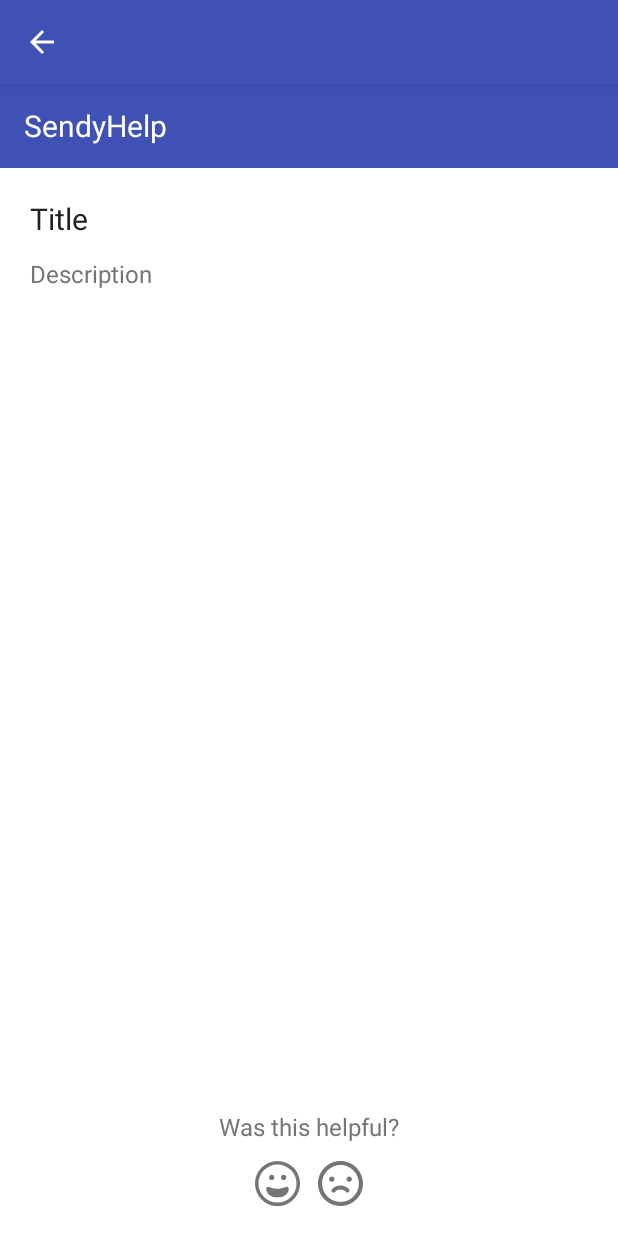
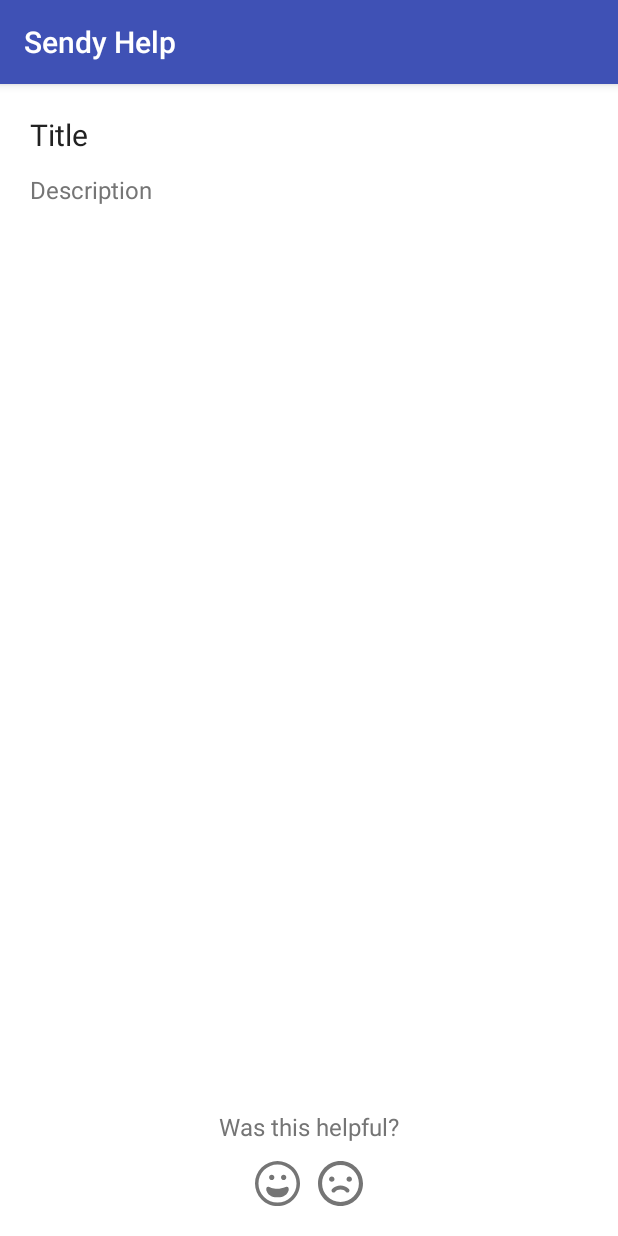
Before and after one commit to Sendyers/mara_help, an Android app: the Article screen opened directly, with no data from a screen before it, on a phone screen of 412 x 824 dp. Run offline under Robolectric (Android 15) with nearby library versions, the phone set to English and light mode, and no system bars; our stand-ins replace Volley; pictures from the network do not load; 7 statements that could not run were skipped.

Commit message:
Linking To Project
Add linking library to a sample project

Signed-off-by: Ian Wambai <ianwambai@gmail.com>

```diff
--- a/library/src/main/AndroidManifest.xml
+++ b/library/src/main/AndroidManifest.xml
@@ -9,7 +9,7 @@
         android:theme="@style/AppTheme">
 
         <activity
-            android:name=".activities.Help"
+            android:name=".activities.SendyHelp"
             android:label="@string/app_name">
         </activity>
         <activity
--- a/library/src/main/res/layout/article_view.xml
+++ b/library/src/main/res/layout/article_view.xml
@@ -1,41 +1,14 @@
 <?xml version="1.0" encoding="utf-8"?>
 <RelativeLayout xmlns:android="http://schemas.android.com/apk/res/android"
-    xmlns:app="http://schemas.android.com/apk/res-auto"
     android:layout_width="match_parent"
     android:layout_height="match_parent"
     android:background="@color/colorBackground"
     android:orientation="vertical">
 
-    <LinearLayout
-        android:id="@+id/llToolbar"
-        android:layout_width="match_parent"
-        android:layout_height="wrap_content"
-        android:layout_gravity="center"
-        android:orientation="vertical">
-
-        <android.support.v7.widget.Toolbar
-            android:id="@+id/toolbar"
-            android:layout_width="match_parent"
-            android:layout_height="wrap_content"
-            android:background="@color/colorPrimary"
-            app:layout_scrollFlags="scroll|exitUntilCollapsed"
-            app:theme="@style/toolBarStyle">
-
-            <TextView
-                android:id="@+id/tvToolbarText"
-                android:layout_width="wrap_content"
-                android:layout_height="wrap_content"
-                android:text="@string/app_name"
-                android:textColor="#fff"
-                android:textSize="20dp" />
-        </android.support.v7.widget.Toolbar>
-    </LinearLayout>
-
     <ScrollView
         android:id="@+id/svArticle"
         android:layout_width="match_parent"
-        android:layout_height="wrap_content"
-        android:layout_below="@id/llToolbar">
+        android:layout_height="wrap_content">
 
         <LinearLayout
             android:layout_width="match_parent"
--- a/library/src/main/res/layout/main_activity.xml
+++ b/library/src/main/res/layout/main_activity.xml
@@ -4,8 +4,6 @@
     android:background="@color/colorPrimary"
     android:orientation="vertical">
 
-    <include layout="@layout/toolbar" />
-
     <include layout="@layout/recycler_view" />
 
 </LinearLayout>
--- a/sample/build.gradle
+++ b/sample/build.gradle
@@ -30,6 +30,6 @@ dependencies {
     compile 'com.android.support:recyclerview-v7:25.3.1'
     compile 'com.android.support:cardview-v7:25.3.1'
 
-    //Sendy Help
+    //Sendy SendyHelp
     compile project(":library")
 }
--- a/sample/src/main/AndroidManifest.xml
+++ b/sample/src/main/AndroidManifest.xml
@@ -8,12 +8,16 @@
         android:roundIcon="@mipmap/ic_launcher_round"
         android:theme="@style/AppTheme">
 
-        <activity android:name="com.sendyit.sendyhelp.sample.MainActivity">
+        <activity android:name="com.sendyit.sendyhelp.sample.activities.MainActivity">
             <intent-filter>
                 <action android:name="android.intent.action.MAIN" />
 
                 <category android:name="android.intent.category.LAUNCHER" />
             </intent-filter>
         </activity>
+
+        <activity
+            android:name="com.sendyit.selfhelp.activities.SendyHelp"
+            android:label="@string/app_name" />
     </application>
 </manifest>
--- a/sample/src/main/res/values/strings.xml
+++ b/sample/src/main/res/values/strings.xml
@@ -1,3 +1,3 @@
 <resources>
-    <string name="app_name">SendyHelp</string>
+    <string name="app_name">Sendy Help</string>
 </resources>
```
Also changed, not shown: library/src/main/java/com/sendyit/selfhelp/activities/Article.java (+5 -12 lines), library/src/main/java/com/sendyit/selfhelp/activities/SendyHelp.java (renamed from library/src/main/java/com/sendyit/selfhelp/activities/Help.java, +25 -8 lines), library/src/main/java/com/sendyit/selfhelp/classes/Constants.java (+3 -5 lines), sample/src/main/java/com/sendyit/sendyhelp/sample/MainActivity.java (deleted, +0 -15 lines), sample/src/main/java/com/sendyit/sendyhelp/sample/activities/MainActivity.java (added, +26 -0 lines), sample/src/main/java/com/sendyit/sendyhelp/sample/classes/Constants.java (added, +10 -0 lines), sample/src/main/res/layout/activity_main.xml (+6 -2 lines), 2 other files.
